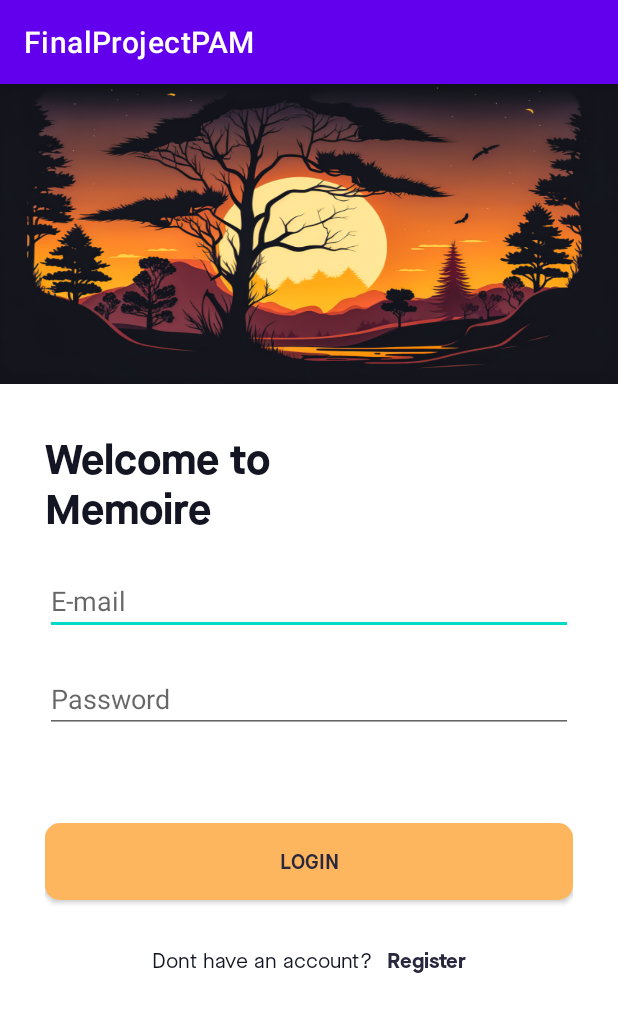
After one commit to zahranadine/ProjectFinalPAM, an Android app: the LoginActivity screen opened directly, with no data from a screen before it, on a phone screen of 412 x 824 dp. The commit adds this screen. Shown: the top 1012 px of the screen. Run offline under Robolectric (Android 15) with nearby library versions, the phone set to English and light mode, and no system bars; our stand-ins replace Firebase (no records; nobody signed in at launch, a user with empty details on screens opened directly).

Commit message:
Dah tak bikin ya loginnya tinggal register besok ae

```diff
--- a/app/build.gradle
+++ b/app/build.gradle
@@ -1,5 +1,6 @@
 plugins {
     id 'com.android.application'
+    id 'com.google.gms.google-services'
 }
 
 android {
@@ -8,7 +9,7 @@ android {
 
     defaultConfig {
         applicationId "com.example.finalprojectpam"
-        minSdk 29
+        minSdk 27
         targetSdk 33
         versionCode 1
         versionName "1.0"
@@ -33,6 +34,7 @@ dependencies {
     implementation 'androidx.appcompat:appcompat:1.6.1'
     implementation 'com.google.android.material:material:1.9.0'
     implementation 'androidx.constraintlayout:constraintlayout:2.1.4'
+    implementation 'com.google.firebase:firebase-auth-ktx:22.0.0'
     testImplementation 'junit:junit:4.13.2'
     androidTestImplementation 'androidx.test.ext:junit:1.1.5'
     androidTestImplementation 'androidx.test.espresso:espresso-core:3.5.1'
--- /dev/null
+++ b/app/src/main/java/com/example/finalprojectpam/LoginActivity.java
@@ -0,0 +1,95 @@
+package com.example.finalprojectpam;
+
+import android.content.Intent;
+import android.os.Bundle;
+import android.text.TextUtils;
+import android.view.View;
+import android.widget.*;
+
+import androidx.annotation.NonNull;
+import androidx.annotation.Nullable;
+import androidx.appcompat.app.AppCompatActivity;
+
+import com.google.android.gms.tasks.OnCompleteListener;
+import com.google.android.gms.tasks.Task;
+import com.google.firebase.auth.AuthResult;
+import com.google.firebase.auth.FirebaseAuth;
+import com.google.firebase.auth.FirebaseUser;
+
+public class LoginActivity extends AppCompatActivity implements View.OnClickListener {
+
+    EditText email, password;
+    TextView register;
+
+    Button login;
+
+    private FirebaseAuth mAuth;
+
+    protected void onCreate(@Nullable Bundle savedInstanceState) {
+        super.onCreate(savedInstanceState);
+        setContentView(R.layout.activity_login);
+
+        mAuth = FirebaseAuth.getInstance();
+        email = findViewById(R.id.login_email);
+        password = findViewById(R.id.login_password);
+        register = findViewById(R.id.register);
+        login = findViewById(R.id.button);
+
+        login.setOnClickListener(this);
+        register.setOnClickListener(this);
+    }
+
+    public void onStart() {
+        super.onStart();
+        FirebaseUser currentUser = mAuth.getCurrentUser();
+        if (currentUser != null) {
+            startActivity(new Intent(this, MainActivity.class));
+        }
+    }
+
+    public void login(String email, String password){
+        if(!cekform()){
+            return;
+        }
+        mAuth.signInWithEmailAndPassword(email, password)
+                .addOnCompleteListener(this, new OnCompleteListener<AuthResult>() {
+                    @Override
+                    public void onComplete(@NonNull Task<AuthResult> task) {
+                        if (task.isSuccessful()) {
+                            Intent le = new Intent(LoginActivity.this, MainActivity.class);
+                            startActivity(le);
+                        } else {
+                            Toast.makeText(LoginActivity.this,"Login failed. Your username " + "and password is not matched",Toast.LENGTH_SHORT ).show();
+                        }
+                    }
+                });
+    }
+
+    @Override
+    public void onClick(View v) {
+        if (login.getId()==v.getId()){
+            login(email.getText().toString().trim(),password.getText().toString().trim());
+        }
+        else if (register.getId()==v.getId()){
+            Intent intent = new Intent(LoginActivity.this, RegisterActivity.class);
+            startActivity(intent);
+        }
+    }
+
+    public boolean cekform(){
+        boolean result = true;
+        if (TextUtils.isEmpty(email.getText().toString())) {
+            email.setError("Required");
+            result = false;
+        } else {
+            email.setError(null);
+        }
+        if (TextUtils.isEmpty(password.getText().toString())) {
+            password.setError("Required");
+            result = false;
+        } else {
+            password.setError(null);
+        }
+        return result;
+    }
+}
--- /dev/null
+++ b/app/src/main/java/com/example/finalprojectpam/RegisterActivity.java
@@ -0,0 +1,4 @@
+package com.example.finalprojectpam;
+
+public class RegisterActivity {
+}
--- /dev/null
+++ b/app/src/main/res/drawable/ic_image_shape.xml
@@ -0,0 +1,9 @@
+<?xml version="1.0" encoding="utf-8"?>
+<shape
+    xmlns:android="http://schemas.android.com/apk/res/android">
+    <solid android:color="#000000"/>
+    <corners android:topLeftRadius="0dp"
+        android:topRightRadius="0dp"
+        android:bottomRightRadius="40dp"
+        android:bottomLeftRadius="40dp"/>
+</shape>
--- a/app/src/main/res/drawable/ic_rectangle.xml
+++ b/app/src/main/res/drawable/ic_rectangle.xml
@@ -1,6 +1,6 @@
 <?xml version="1.0" encoding="utf-8"?>
 <shape
     xmlns:android="http://schemas.android.com/apk/res/android">
-    <solid android:color="@color/Yellow"/>
+    <solid android:color="@color/yellow"/>
     <corners android:radius="10dp"/>
 </shape>
--- /dev/null
+++ b/app/src/main/res/layout/activity_login.xml
@@ -0,0 +1,103 @@
+<?xml version="1.0" encoding="utf-8"?>
+<androidx.constraintlayout.widget.ConstraintLayout xmlns:android="http://schemas.android.com/apk/res/android"
+    xmlns:tools="http://schemas.android.com/tools"
+    android:layout_width="match_parent"
+    android:layout_height="match_parent"
+    xmlns:app="http://schemas.android.com/apk/res-auto">
+    <androidx.appcompat.widget.AppCompatImageView
+        android:id="@+id/image"
+        android:layout_width="match_parent"
+        android:layout_height="200dp"
+        android:scaleType="fitXY"
+        android:background="@drawable/ic_image_shape"
+        android:src="@drawable/login_bg_2"
+        tools:ignore="MissingConstraints"
+        />
+    <LinearLayout
+        android:id="@+id/form"
+        android:layout_width="match_parent"
+        android:layout_height="wrap_content"
+        app:layout_constraintTop_toBottomOf="@id/image"
+        android:gravity="center"
+        android:orientation="vertical"
+        android:paddingBottom="60dp"
+        android:layout_marginRight="30dp"
+        android:layout_marginLeft="30dp"
+        >
+        <TextView
+            android:layout_marginTop="30dp"
+            android:layout_width="match_parent"
+            android:layout_height="wrap_content"
+            android:text="Welcome to
+
+            Memoire"
+            android:layout_marginBottom="20dp"
+            android:textSize="28dp"
+            android:textColor="@color/black"
+            android:fontFamily="@font/maison_neue_bold"
+            />
+        <EditText
+            android:id="@+id/login_email"
+            android:layout_width="match_parent"
+            android:layout_height="wrap_content"
+            android:inputType="textEmailAddress"
+            android:layout_marginBottom="10dp"
+            android:hint="E-mail"/>
+        <EditText
+            android:layout_marginTop="10dp"
+            android:id="@+id/login_password"
+            android:layout_width="match_parent"
+            android:layout_height="wrap_content"
+            android:inputType="textPassword"
+            android:hint="Password"/>
+
+        <androidx.appcompat.widget.AppCompatButton
+            android:layout_marginTop="60dp"
+            android:id="@+id/button"
+            android:layout_width="match_parent"
+            android:layout_height="wrap_content"
+            app:layout_constraintEnd_toEndOf="parent"
+            app:layout_constraintStart_toStartOf="parent"
+            app:layout_constraintTop_toBottomOf="@id/title2"
+            android:layout_gravity="center"
+            android:text="Login"
+            android:fontFamily="@font/maison_neue_demi"
+            android:textColor="@color/dark_blue"
+            android:paddingLeft="24dp"
+            android:paddingRight="24dp"
+            android:paddingTop="16dp"
+            android:paddingBottom="16dp"
+            android:background="@drawable/ic_rectangle"
+            />
+        <LinearLayout
+            android:layout_width="wrap_content"
+            android:layout_height="wrap_content"
+            android:layout_marginTop="30dp"
+            >
+            <TextView
+                android:layout_width="wrap_content"
+                android:layout_height="wrap_content"
+                android:text="Dont have an account?"
+                android:textAlignment="center"
+                android:fontFamily="@font/maison_neue_book"
+                android:textColor="@color/black"
+                />
+            <TextView
+                android:id="@+id/register"
+                android:layout_marginLeft="10dp"
+                android:layout_width="wrap_content"
+                android:layout_height="wrap_content"
+                android:text="Register"
+                android:clickable="true"
+                android:focusable="true"
+                android:fontFamily="@font/maison_neue_bold"
+                android:textColor="@color/dark_blue"
+                android:onClick="onButtonClick"
+                android:textAlignment="center"
+                />
+        </LinearLayout>
+
+
+    </LinearLayout>
+
+</androidx.constraintlayout.widget.ConstraintLayout>
--- a/build.gradle
+++ b/build.gradle
@@ -1,4 +1,8 @@
-// Top-level build file where you can add configuration options common to all sub-projects/modules.
+buildscript {
+    dependencies {
+        classpath 'com.google.gms:google-services:4.3.15'
+    }
+}// Top-level build file where you can add configuration options common to all sub-projects/modules.
 plugins {
     id 'com.android.application' version '7.4.1' apply false
     id 'com.android.library' version '7.4.1' apply false
```
Also changed, not shown: app/src/main/AndroidManifest.xml (+12 -0 lines), app/src/main/java/com/example/finalprojectpam/SplashScreenActivity.java (added, +26 -0 lines), app/src/main/res/layout/activity_register.xml (added, +101 -0 lines), app/src/main/res/layout/activity_splash_screen.xml (+21 -10 lines), app/src/main/res/values/colors.xml (+7 -7 lines), app/src/main/res/drawable/login_bg_2.png (added).
